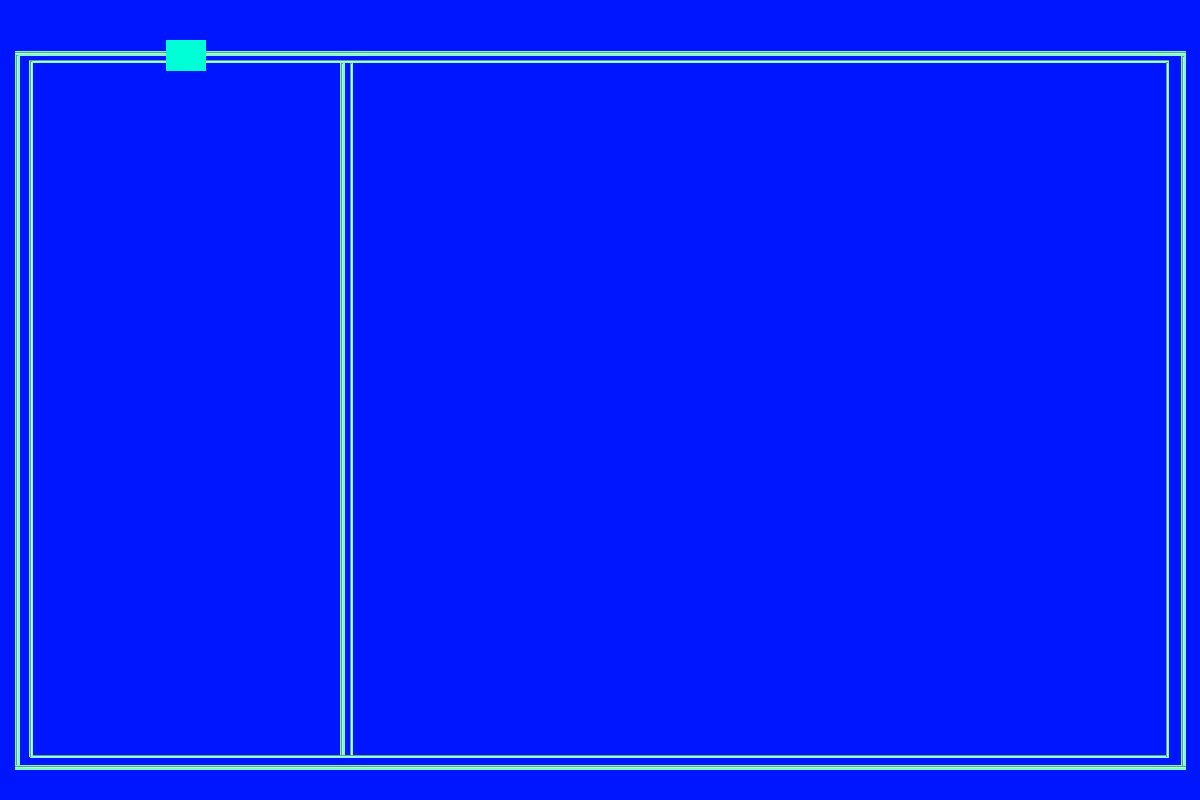
Above: src/Ui/MainWindow.ui from Danton666/File-Manager before the change. Below: the same form after it.
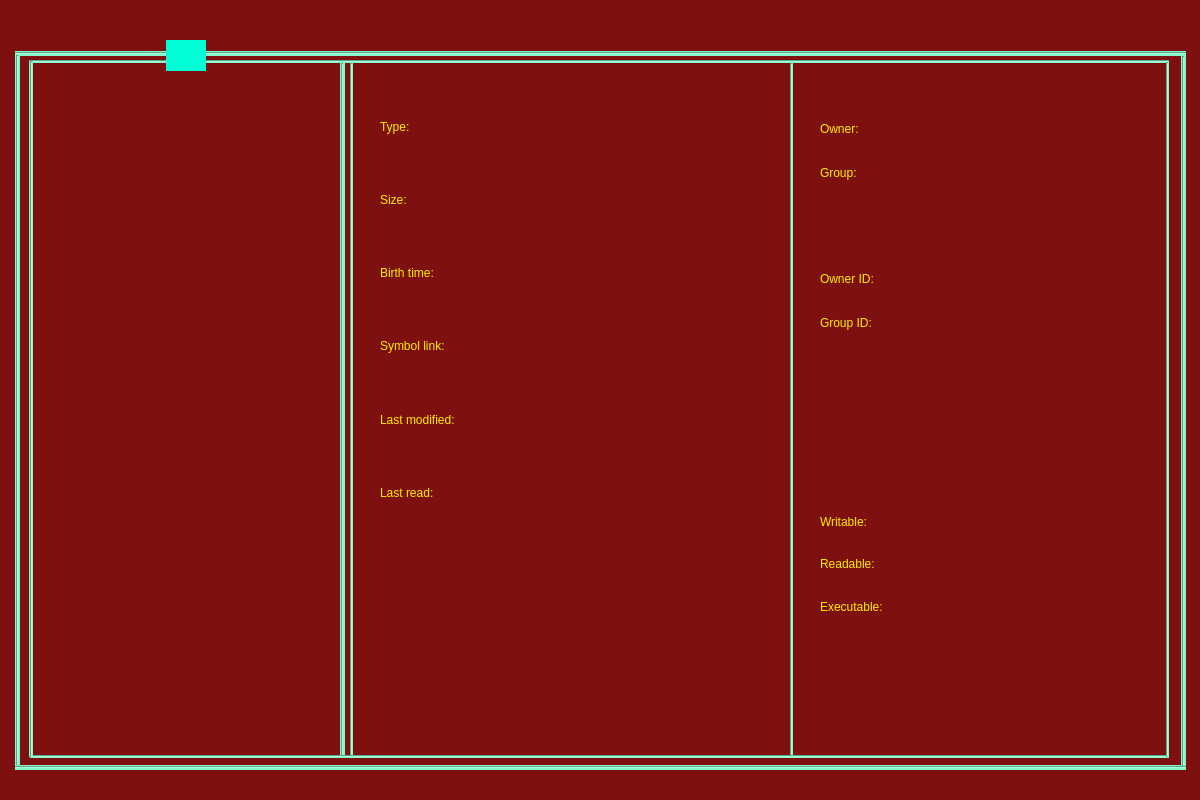
That is the form after the change.

Commit message: 1. Now the buttons do not have a huge distance between themselves if there are few of them

The edit to the form file:
```diff
--- a/src/Ui/MainWindow.ui
+++ b/src/Ui/MainWindow.ui
@@ -14,7 +14,8 @@
    <string>Manager</string>
   </property>
   <property name="styleSheet">
-   <string notr="true">background-color: rgb(0, 22, 255);</string>
+   <string notr="true">
+background-color: rgb(127, 16, 16);</string>
   </property>
   <widget class="QWidget" name="centralwidget">
    <widget class="Line" name="Hline_1">
@@ -253,6 +254,283 @@
      <set>Qt::AlignCenter</set>
     </property>
    </widget>
+   <widget class="Line" name="Vline_7">
+    <property name="geometry">
+     <rect>
+      <x>790</x>
+      <y>63</y>
+      <width>3</width>
+      <height>692</height>
+     </rect>
+    </property>
+    <property name="styleSheet">
+     <string notr="true">background-color: rgb(133, 248, 201);</string>
+    </property>
+    <property name="orientation">
+     <enum>Qt::Vertical</enum>
+    </property>
+   </widget>
+   <widget class="QWidget" name="verticalLayoutWidget_2">
+    <property name="geometry">
+     <rect>
+      <x>820</x>
+      <y>110</y>
+      <width>311</width>
+      <height>81</height>
+     </rect>
+    </property>
+    <layout class="QVBoxLayout" name="verticalLayout_2">
+     <item>
+      <widget class="QLabel" name="label_3">
+       <property name="styleSheet">
+        <string notr="true">
+QLabel{
+	background-color:none;
+	color: rgb(246, 239, 0);
+	font: 25px &quot;Ubuntu&quot;;
+}</string>
+       </property>
+       <property name="text">
+        <string>Owner:</string>
+       </property>
+      </widget>
+     </item>
+     <item>
+      <widget class="QLabel" name="label_10">
+       <property name="styleSheet">
+        <string notr="true">
+QLabel{
+	background-color:none;
+	color: rgb(246, 239, 0);
+	font: 25px &quot;Ubuntu&quot;;
+}</string>
+       </property>
+       <property name="text">
+        <string>Group:</string>
+       </property>
+      </widget>
+     </item>
+    </layout>
+   </widget>
+   <widget class="QWidget" name="verticalLayoutWidget_4">
+    <property name="geometry">
+     <rect>
+      <x>820</x>
+      <y>260</y>
+      <width>311</width>
+      <height>81</height>
+     </rect>
+    </property>
+    <layout class="QVBoxLayout" name="verticalLayout_4">
+     <item>
+      <widget class="QLabel" name="label_12">
+       <property name="styleSheet">
+        <string notr="true">
+QLabel{
+	background-color:none;
+	color: rgb(246, 239, 0);
+	font: 25px &quot;Ubuntu&quot;;
+}</string>
+       </property>
+       <property name="text">
+        <string>Owner ID:</string>
+       </property>
+      </widget>
+     </item>
+     <item>
+      <widget class="QLabel" name="label_13">
+       <property name="styleSheet">
+        <string notr="true">
+QLabel{
+	background-color:none;
+	color: rgb(246, 239, 0);
+	font: 25px &quot;Ubuntu&quot;;
+}</string>
+       </property>
+       <property name="text">
+        <string>Group ID:</string>
+       </property>
+      </widget>
+     </item>
+    </layout>
+   </widget>
+   <widget class="QWidget" name="verticalLayoutWidget_3">
+    <property name="geometry">
+     <rect>
+      <x>820</x>
+      <y>390</y>
+      <width>321</width>
+      <height>338</height>
+     </rect>
+    </property>
+    <layout class="QVBoxLayout" name="verticalLayout_3">
+     <property name="spacing">
+      <number>0</number>
+     </property>
+     <property name="topMargin">
+      <number>110</number>
+     </property>
+     <property name="bottomMargin">
+      <number>100</number>
+     </property>
+     <item>
+      <widget class="QLabel" name="label_6">
+       <property name="styleSheet">
+        <string notr="true">
+QLabel{
+	background-color:none;
+	color: rgb(246, 239, 0);
+	font: 25px &quot;Ubuntu&quot;;
+}</string>
+       </property>
+       <property name="text">
+        <string>Writable:</string>
+       </property>
+      </widget>
+     </item>
+     <item>
+      <widget class="QLabel" name="label_7">
+       <property name="styleSheet">
+        <string notr="true">
+QLabel{
+	background-color:none;
+	color: rgb(246, 239, 0);
+	font: 25px &quot;Ubuntu&quot;;
+}</string>
+       </property>
+       <property name="text">
+        <string>Readable:</string>
+       </property>
+      </widget>
+     </item>
+     <item>
+      <widget class="QLabel" name="label_11">
+       <property name="styleSheet">
+        <string notr="true">
+QLabel{
+	background-color:none;
+	color: rgb(246, 239, 0);
+	font: 25px &quot;Ubuntu&quot;;
+}</string>
+       </property>
+       <property name="text">
+        <string>Executable:</string>
+       </property>
+      </widget>
+     </item>
+    </layout>
+   </widget>
+   <widget class="QWidget" name="verticalLayoutWidget">
+    <property name="geometry">
+     <rect>
+      <x>380</x>
+      <y>80</y>
+      <width>369</width>
+      <height>649</height>
+     </rect>
+    </property>
+    <layout class="QVBoxLayout" name="verticalLayout">
+     <property name="spacing">
+      <number>0</number>
+     </property>
+     <property name="topMargin">
+      <number>10</number>
+     </property>
+     <property name="bottomMargin">
+      <number>200</number>
+     </property>
+     <item>
+      <widget class="QLabel" name="label_2">
+       <property name="styleSheet">
+        <string notr="true">
+QLabel{
+	background-color:none;
+	color: rgb(246, 239, 0);
+	font: 25px &quot;Ubuntu&quot;;
+}</string>
+       </property>
+       <property name="text">
+        <string>Type:</string>
+       </property>
+      </widget>
+     </item>
+     <item>
+      <widget class="QLabel" name="label">
+       <property name="styleSheet">
+        <string notr="true">
+QLabel{
+	background-color:none;
+	color: rgb(246, 239, 0);
+	font: 25px &quot;Ubuntu&quot;;
+}</string>
+       </property>
+       <property name="text">
+        <string>Size:</string>
+       </property>
+      </widget>
+     </item>
+     <item>
+      <widget class="QLabel" name="label_14">
+       <property name="styleSheet">
+        <string notr="true">
+QLabel{
+	background-color:none;
+	color: rgb(246, 239, 0);
+	font: 25px &quot;Ubuntu&quot;;
+}</string>
+       </property>
+       <property name="text">
+        <string>Birth time:</string>
+       </property>
+      </widget>
+     </item>
+     <item>
+      <widget class="QLabel" name="label_4">
+       <property name="styleSheet">
+        <string notr="true">
+QLabel{
+	background-color:none;
+	color: rgb(246, 239, 0);
+	font: 25px &quot;Ubuntu&quot;;
+}</string>
+       </property>
+       <property name="text">
+        <string>Symbol link:</string>
+       </property>
+      </widget>
+     </item>
+     <item>
+      <widget class="QLabel" name="label_8">
+       <property name="styleSheet">
+        <string notr="true">
+QLabel{
+	background-color:none;
+	color: rgb(246, 239, 0);
+	font: 25px &quot;Ubuntu&quot;;
+}</string>
+       </property>
+       <property name="text">
+        <string>Last modified:</string>
+       </property>
+      </widget>
+     </item>
+     <item>
+      <widget class="QLabel" name="label_9">
+       <property name="styleSheet">
+        <string notr="true">
+QLabel{
+	background-color:none;
+	color: rgb(246, 239, 0);
+	font: 25px &quot;Ubuntu&quot;;
+}</string>
+       </property>
+       <property name="text">
+        <string>Last read:</string>
+       </property>
+      </widget>
+     </item>
+    </layout>
+   </widget>
   </widget>
   <widget class="QStatusBar" name="statusbar"/>
  </widget>
```
The commit also changes 2 other files.
